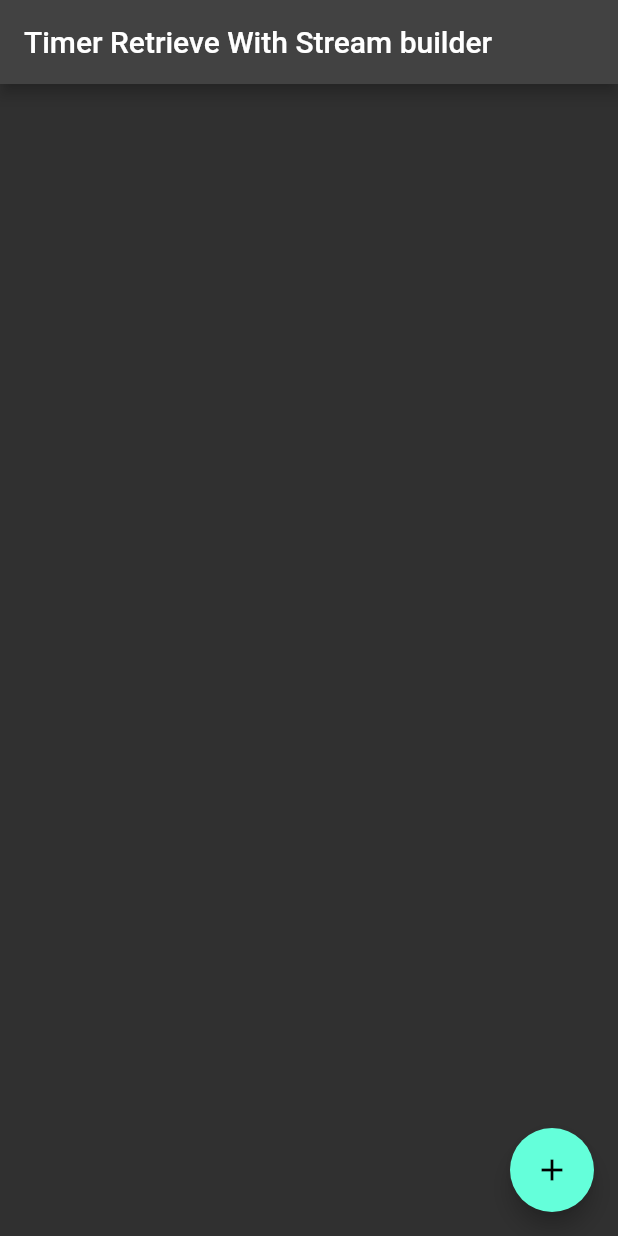
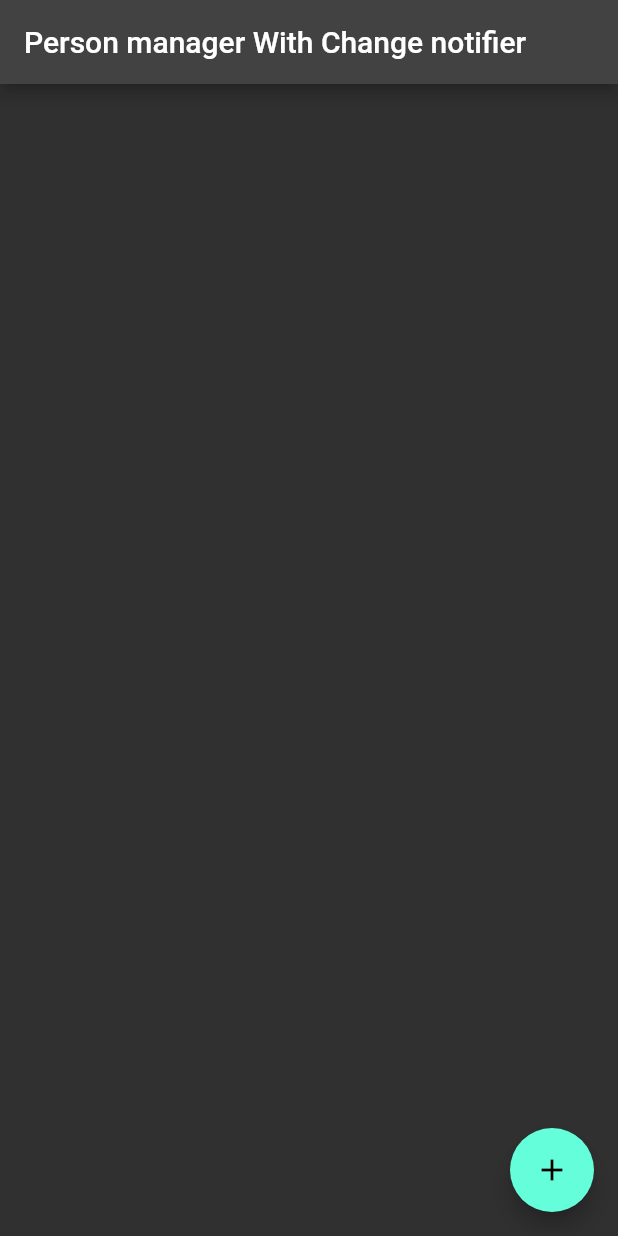
Before and after one commit to qwaiks/riverpod-examples, a Flutter app: the screen it shows after launch, on a phone screen of 412 x 824 dp. Run offline on Flutter 3.47's test engine with Material 2 defaults, Android fonts, the phone set to English and light mode, and no system bars; our stand-ins replace hooks_riverpod.

Commit message:
added example 5 with change notifier

```diff
--- a/lib/example5.dart
+++ b/lib/example5.dart
@@ -1,5 +1,4 @@
 import 'dart:collection';
-import 'dart:developer';
 
 import 'package:flutter/material.dart';
 import 'package:hooks_riverpod/hooks_riverpod.dart';
@@ -44,7 +43,7 @@ class Person {
 }
 
 class DataModel extends ChangeNotifier {
-  List<Person> _people = [];
+  final List<Person> _people = [];
 
   int get count => people.length;
 
@@ -76,7 +75,7 @@ class Example5 extends ConsumerWidget {
   Widget build(BuildContext context, WidgetRef ref) {
     return Scaffold(
         appBar: AppBar(
-          title: const Text('Timer Retrieve With Stream builder'),
+          title: const Text('Person manager With Change notifier'),
         ),
         floatingActionButton: FloatingActionButton(
           child: const Icon(Icons.add),
```
